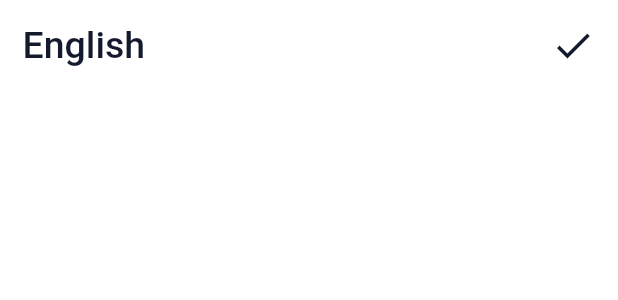
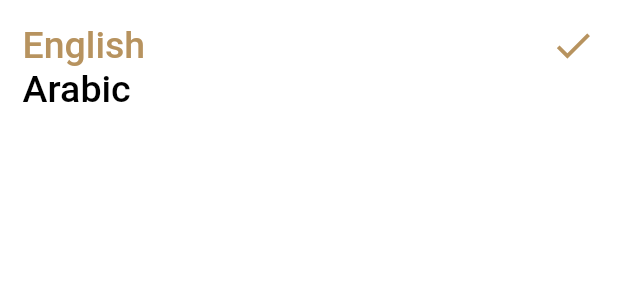
Before and after one commit to AmrLoutfy/Islami-App, a Flutter app: the LanguageBottomSheet widget shown alone on an empty page, opened directly, on a phone screen of 412 x 824 dp. Shown: the top 300 px of the screen. Run offline on Flutter 3.47's test engine with Material 2 defaults, Android fonts, the phone set to English and light mode, and no system bars; generated files the repository leaves out were written again.

Commit message:
few updates to splash screen code.

```diff
--- a/lib/Home/Settings/LanguageBottomList.dart
+++ b/lib/Home/Settings/LanguageBottomList.dart
@@ -58,6 +58,15 @@
   }
 
   Widget getUnSelectedItemWidget(String text) {
-    return Text("$text", style: Theme.of(context).textTheme.titleMedium);
+    var provider = Provider.of<AppConfigProvider>(context);
+
+    return Text("$text",
+        style: provider.IsDarkMode()
+            ? Theme.of(context)
+                .textTheme
+                .titleMedium!
+                .copyWith(color: Color(0xffB7935F))
+            : Theme.of(context).textTheme.titleMedium);
+    ;
   }
 }
--- a/lib/provider/app_config_provider.dart
+++ b/lib/provider/app_config_provider.dart
@@ -2,7 +2,7 @@
 
 class AppConfigProvider extends ChangeNotifier {
   String appLanguage = "en";
-  ThemeMode appTheme = ThemeMode.dark;
+  ThemeMode appTheme = ThemeMode.light;
 
   void changeLanguage(String newLang) {
     if (appLanguage == newLang) {
--- a/pubspec.yaml
+++ b/pubspec.yaml
@@ -45,8 +45,10 @@
   flutter_native_splash: ^2.3.2
 
 flutter_native_splash:
-  background_image_dark: assets/images/dark_splash.png
-  background_image: assets/images/Splash.png
+
+  background_image: "assets/images/Splash.png"
+  background_image_dark: "assets/images/dark_splash.png"
+
 
   # The "flutter_lints" package below contains a set of recommended lints to
   # encourage good coding practices. The lint set provided by the package is
```
Also changed, not shown: 1 other file.
